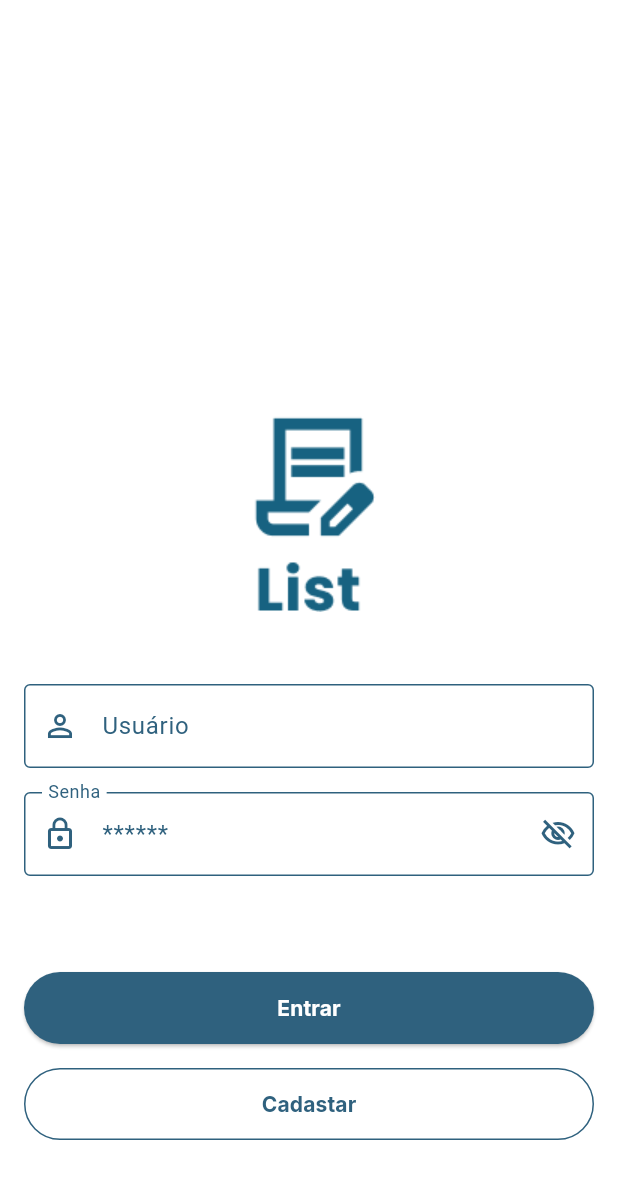
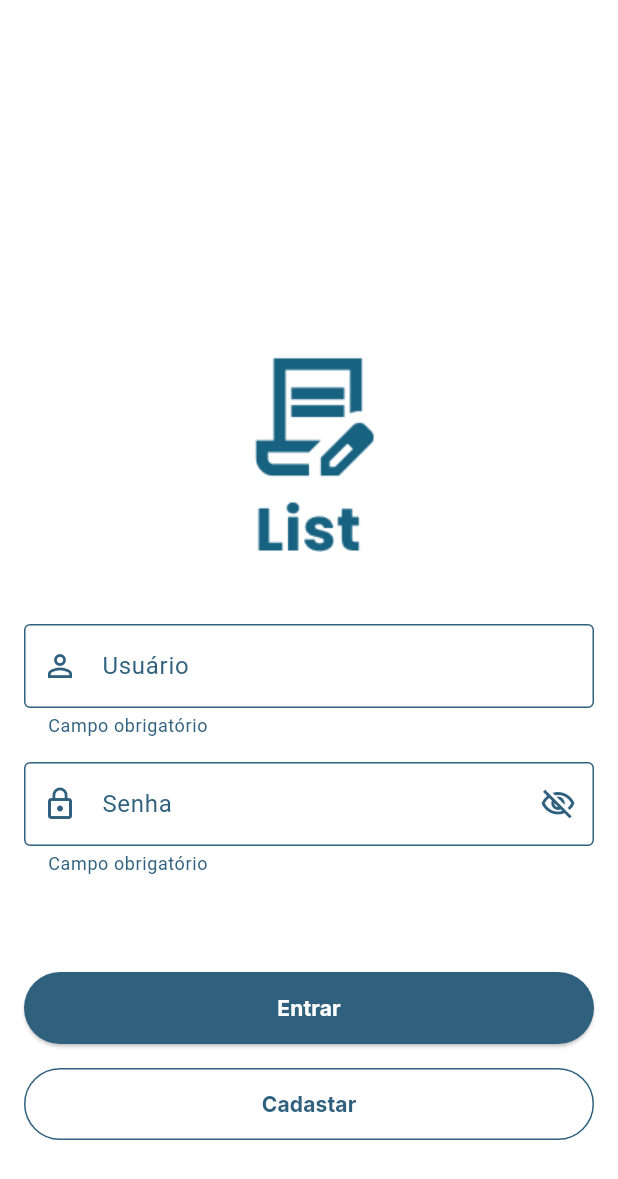
Before and after one commit to nathaliaporcelli/challenge-developer-flutter, a Flutter app: the screen it shows after launch, after a tap on "Entrar", on a phone screen of 412 x 824 dp. Shown: the top 1179 px of the screen. Run offline on Flutter 3.47's test engine with Material 3 defaults, Android fonts, the phone set to English and light mode, and no system bars; our stand-ins replace dio, get_it, go_router, google_fonts.

Commit message:
feat: add auth module

```diff
--- a/lib/src/app_injections.dart
+++ b/lib/src/app_injections.dart
@@ -1,11 +1,24 @@
 import 'core/services/client/dio/dio_client_service.dart';
 import 'core/services/client/dio/factories/dio_factory.dart';
+import 'core/services/client/i_client_service.dart';
 import 'core/services/injector/app_injector.dart';
+import 'modules/auth/domain/repositories/auth_repository.dart';
+import 'modules/auth/presenter/controllers/login_controller.dart';
 
 class AppInjections {
   static void registerBinds() {
+    AppInjector.registerLazySingleton<IClientService>(
+      DioClientService(
+        dio: DioFactory.create(),
+      ),
+    );
     AppInjector.registerLazySingleton(
-      DioClientService(dio: DioFactory.create()),
+      AuthRepository(
+        clientService: AppInjector.retrive<IClientService>(),
+      ),
+    );
+    AppInjector.registerFactory(
+      LoginController(),
     );
   }
 }
--- a/lib/src/core/services/client/dio/dio_client_service.dart
+++ b/lib/src/core/services/client/dio/dio_client_service.dart
@@ -18,6 +18,7 @@ class DioClientService implements IClientService {
     try {
       final response = await dio.delete(
         clientRequestDTO.path,
+        data: clientRequestDTO.data,
         queryParameters: clientRequestDTO.headers,
         options: Options(
           headers: clientRequestDTO.headers,
@@ -42,6 +43,7 @@ class DioClientService implements IClientService {
     try {
       final response = await dio.get(
         clientRequestDTO.path,
+        data: clientRequestDTO.data,
         queryParameters: clientRequestDTO.headers,
         options: Options(
           headers: clientRequestDTO.headers,
@@ -66,6 +68,7 @@ class DioClientService implements IClientService {
     try {
       final response = await dio.post(
         clientRequestDTO.path,
+        data: clientRequestDTO.data,
         queryParameters: clientRequestDTO.headers,
         options: Options(
           headers: clientRequestDTO.headers,
@@ -90,6 +93,7 @@ class DioClientService implements IClientService {
     try {
       final response = await dio.put(
         clientRequestDTO.path,
+        data: clientRequestDTO.data,
         queryParameters: clientRequestDTO.headers,
         options: Options(
           headers: clientRequestDTO.headers,
--- a/lib/src/core/services/client/dtos/client_request_dto.dart
+++ b/lib/src/core/services/client/dtos/client_request_dto.dart
@@ -1,10 +1,12 @@
 class ClientRequestDTO {
   final String path;
+  final Map<String, dynamic>? data;
   final Map<String, dynamic>? queryParameters;
   final Map<String, String>? headers;
 
   const ClientRequestDTO({
     required this.path,
+    this.data,
     this.queryParameters,
     this.headers,
   });
--- a/lib/src/core/services/client/dtos/client_response_dto.dart
+++ b/lib/src/core/services/client/dtos/client_response_dto.dart
@@ -1,6 +1,6 @@
 class ClientResponseDTO {
   final int statusCode;
-  final Map<String, dynamic> body;
+  final dynamic body;
 
   const ClientResponseDTO({
     required this.statusCode,
--- /dev/null
+++ b/lib/src/modules/auth/domain/dtos/sign_in_dto.dart
@@ -0,0 +1,9 @@
+class SignInDTO {
+  final String username;
+  final String password;
+
+  const SignInDTO({
+    required this.username,
+    required this.password,
+  });
+}
--- /dev/null
+++ b/lib/src/modules/auth/domain/dtos/sign_up_dto.dart
@@ -0,0 +1,9 @@
+class SignUpDTO {
+  final String username;
+  final String password;
+
+  const SignUpDTO({
+    required this.username,
+    required this.password,
+  });
+}
--- /dev/null
+++ b/lib/src/modules/auth/presenter/controllers/login_controller.dart
@@ -0,0 +1,30 @@
+import 'package:flutter/material.dart';
+
+import '../../../../core/services/injector/app_injector.dart';
+import '../../domain/dtos/sign_in_dto.dart';
+import '../../domain/dtos/sign_up_dto.dart';
+import '../../domain/repositories/auth_repository.dart';
+
+class LoginController {
+  final authService = AppInjector.retrive<AuthRepository>();
+
+  final formKey = GlobalKey<FormState>();
+  String username = '';
+  String password = '';
+
+  void signIn() {
+    if (formKey.currentState!.validate()) {
+      formKey.currentState!.save();
+
+      authService.signInUser(SignInDTO(username: username, password: password));
+    }
+  }
+
+  void signUp() {
+    if (formKey.currentState!.validate()) {
+      formKey.currentState!.save();
+
+      authService.signUpUser(SignUpDTO(username: username, password: password));
+    }
+  }
+}
--- /dev/null
+++ b/lib/src/modules/auth/presenter/pages/login_page.dart
@@ -0,0 +1,97 @@
+import 'package:design_system/design_system.dart';
+import 'package:flutter/material.dart';
+
+import '../../../../core/services/injector/app_injector.dart';
+import '../controllers/login_controller.dart';
+
+class LoginPage extends StatefulWidget {
+//final LoginController loginController;
+
+  const LoginPage({
+    super.key,
+    // required this.loginController,
+  });
+
+  @override
+  State<LoginPage> createState() => _LoginPageState();
+}
+
+class _LoginPageState extends State<LoginPage> {
+  final loginController = AppInjector.retrive<LoginController>();
+
+  @override
+  Widget build(BuildContext context) {
+    return Scaffold(
+      resizeToAvoidBottomInset: false,
+      body: Padding(
+        padding: const EdgeInsets.symmetric(horizontal: 16, vertical: 64),
+        child: Form(
+          key: loginController.formKey,
+          child: Column(
+            mainAxisAlignment: MainAxisAlignment.end,
+            children: [
+              Image.asset(
+                CeslaImages.icon.path,
+                package: 'design_system',
+              ),
+              const SizedBox(height: 48),
+              Row(
+                children: [
+                  Expanded(
+                    child: CeslaTextField(
+                      labelText: 'Usuário',
+                      prefixIcon: Icons.person_outline,
+                      onSaved: (value) {
+                        loginController.username = value!;
+                      },
+                      validator: (value) {
+                        if (value == null || value.isEmpty) {
+                          return 'Campo obrigatório';
+                        }
+                        return null;
+                      },
+                    ),
+                  ),
+                ],
+              ),
+              const SizedBox(height: 16),
+              Row(
+                children: [
+                  Expanded(
+                    child: CeslaPasswordTextField(
+                      onSaved: (value) {
+                        loginController.password = value!;
+                      },
+                    ),
+                  ),
+                ],
+              ),
+              const SizedBox(height: 64),
+              Row(
+                children: [
+                  Expanded(
+                    child: CeslaElevatedButton(
+                      title: 'Entrar',
+                      onPressed: loginController.signIn,
+                    ),
+                  ),
+                ],
+              ),
+              const SizedBox(height: 16),
+              Row(
+                children: [
+                  Expanded(
+                    child: CeslaOutlinedButton(
+                      title: 'Cadastar',
+                      onPressed: loginController.signUp,
+                    ),
+                  ),
+                ],
+              ),
+            ],
+          ),
+        ),
+      ),
+    );
+  }
+}
--- a/lib/src/modules/login/presenter/pages/login_page.dart
+++ /dev/null
@@ -1,68 +0,0 @@
-import 'package:design_system/design_system.dart';
-import 'package:flutter/material.dart';
-
-class LoginPage extends StatelessWidget {
-  const LoginPage({super.key});
-
-  @override
-  Widget build(BuildContext context) {
-    return Scaffold(
-      resizeToAvoidBottomInset: false,
-      body: Padding(
-        padding: const EdgeInsets.symmetric(horizontal: 16, vertical: 64),
-        child: Column(
-          mainAxisAlignment: MainAxisAlignment.end,
-          children: [
-            Image.asset(
-              CeslaImages.icon.path,
-              package: 'design_system',
-            ),
-            const SizedBox(height: 48),
-            const Row(
-              children: [
-                Expanded(
-                  child: CeslaTextField(
-                    labelText: 'Usuário',
-                    prefixIcon: Icons.person_outline,
-                  ),
-                ),
-              ],
-            ),
-            const SizedBox(height: 16),
-            const Row(
-              children: [
-                Expanded(
-                  child: CeslaPasswordTextField(
-                    initialValue: '123456',
-                  ),
-                ),
-              ],
-            ),
-            const SizedBox(height: 64),
-            Row(
-              children: [
-                Expanded(
-                  child: CeslaElevatedButton(
-                    title: 'Entrar',
-                    onPressed: () {},
-                  ),
-                ),
-              ],
-            ),
-            const SizedBox(height: 16),
-            Row(
-              children: [
-                Expanded(
-                  child: CeslaOutlinedButton(
-                    title: 'Cadastar',
-                    onPressed: () {},
-                  ),
-                ),
-              ],
-            ),
-          ],
-        ),
-      ),
-    );
-  }
-}
--- a/packages/design_system/lib/src/widgets/text_field/cesla_password_text_field_widget.dart
+++ b/packages/design_system/lib/src/widgets/text_field/cesla_password_text_field_widget.dart
@@ -2,8 +2,9 @@ import 'package:design_system/src/widgets/text_field/cesla_text_field_widget.dar
 import 'package:flutter/material.dart';
 
 class CeslaPasswordTextField extends StatefulWidget {
-  final String? initialValue;
-  const CeslaPasswordTextField({super.key, this.initialValue});
+  final Function(String?)? onSaved;
+
+  const CeslaPasswordTextField({super.key, this.onSaved});
 
   @override
   State<CeslaPasswordTextField> createState() => _CeslaPasswordTextFieldState();
@@ -11,16 +12,20 @@ class CeslaPasswordTextField extends StatefulWidget {
 
 class _CeslaPasswordTextFieldState extends State<CeslaPasswordTextField> {
   bool isShowingPassword = false;
+  final _controller = TextEditingController();
 
   @override
   Widget build(BuildContext context) {
     return CeslaTextField(
       labelText: 'Senha',
-      controller: TextEditingController.fromValue(
-        TextEditingValue(
-          text: getInitialValue() ?? '',
-        ),
-      ),
+      controller: _controller,
+      onSaved: widget.onSaved,
+      validator: (value) {
+        if (value == null || value.isEmpty) {
+          return 'Campo obrigatório';
+        }
+        return null;
+      },
       prefixIcon: Icons.lock_outline,
       suffixIcon: getSuffixIcon(),
       onPressedSuffix: () {
@@ -28,15 +33,8 @@ class _CeslaPasswordTextFieldState extends State<CeslaPasswordTextField> {
           isShowingPassword = !isShowingPassword;
         });
       },
+      obscureText: !isShowingPassword,
     );
-  }
-
-  String? getInitialValue() {
-    if (widget.initialValue == null) return null;
-
-    if (isShowingPassword) return widget.initialValue;
-
-    return widget.initialValue!.replaceAll(RegExp(r'.'), '*');
   }
 
   IconData getSuffixIcon() {
--- a/packages/design_system/lib/src/widgets/text_field/cesla_text_field_widget.dart
+++ b/packages/design_system/lib/src/widgets/text_field/cesla_text_field_widget.dart
@@ -8,6 +8,9 @@ class CeslaTextField extends StatelessWidget {
   final Function()? onPressedSuffix;
   final Function(String)? onChanged;
   final TextEditingController? controller;
+  final String? Function(String?)? validator;
+  final Function(String?)? onSaved;
+  final bool obscureText;
 
   const CeslaTextField({
     super.key,
@@ -18,14 +21,21 @@ class CeslaTextField extends StatelessWidget {
     this.onPressedSuffix,
     this.onChanged,
     this.controller,
+    this.validator,
+    this.onSaved,
+    this.obscureText = false,
   });
 
   @override
   Widget build(BuildContext context) {
     return TextFormField(
+      autovalidateMode: AutovalidateMode.onUserInteraction,
       initialValue: initialValue,
       controller: controller,
       onChanged: onChanged,
+      validator: validator,
+      onSaved: onSaved,
+      obscureText: obscureText,
       decoration: InputDecoration(
         border: const OutlineInputBorder(),
         labelText: labelText,
```
Also changed, not shown: lib/src/core/routes/routes.dart (+5 -2 lines), lib/src/modules/auth/data/adapters/dtos/sign_in_dto_adapter.dart (added, +10 -0 lines), lib/src/modules/auth/data/adapters/dtos/sign_up_dto_adapter.dart (added, +10 -0 lines), lib/src/modules/auth/data/repositories/auth/i_auth_repository.dart (added, +7 -0 lines), lib/src/modules/auth/domain/entities/user_entity.dart (added, +11 -0 lines), lib/src/modules/auth/domain/repositories/auth_repository.dart (added, +37 -0 lines).
